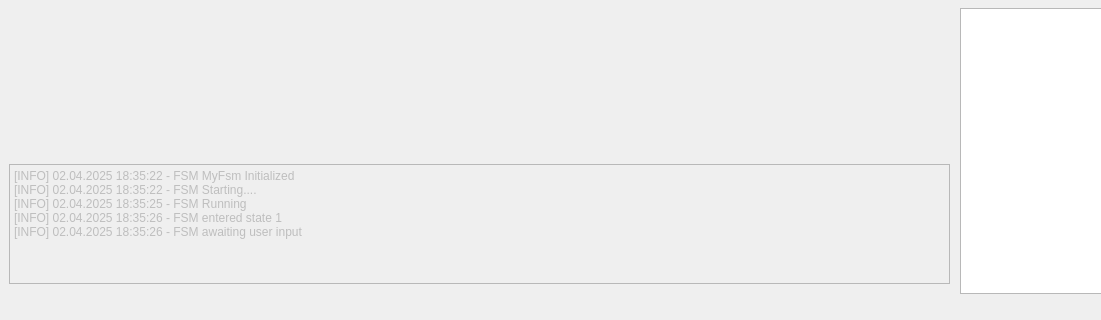
Before: the Qt Designer form src/mainwindow.ui in JosefAmbruz/ICP-projekt, drawn with Qt 5; both pictures show x 0 to 1101 and y 486 to 806 of the 1231 by 806 pixel window.
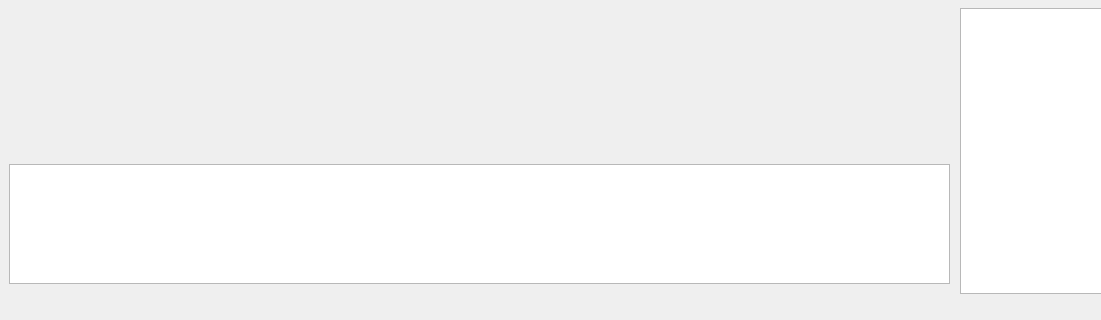
After: the same form once the commit is applied.

What changed in the file:
```diff
--- a/src/mainwindow.ui
+++ b/src/mainwindow.ui
@@ -250,7 +250,7 @@
      <item>
       <widget class="QTextEdit" name="textEdit_logOut">
        <property name="enabled">
-        <bool>false</bool>
+        <bool>true</bool>
        </property>
        <property name="sizePolicy">
         <sizepolicy hsizetype="MinimumExpanding" vsizetype="Minimum">
@@ -270,6 +270,9 @@
          <height>120</height>
         </size>
        </property>
+       <property name="readOnly">
+        <bool>true</bool>
+       </property>
        <property name="html">
         <string>&lt;!DOCTYPE HTML PUBLIC &quot;-//W3C//DTD HTML 4.0//EN&quot; &quot;http://www.w3.org/TR/REC-html40/strict.dtd&quot;&gt;
 &lt;html&gt;&lt;head&gt;&lt;meta name=&quot;qrichtext&quot; content=&quot;1&quot; /&gt;&lt;meta charset=&quot;utf-8&quot; /&gt;&lt;style type=&quot;text/css&quot;&gt;
@@ -277,8 +280,8 @@
 hr { height: 1px; border-width: 0; }
 li.unchecked::marker { content: &quot;\2610&quot;; }
 li.checked::marker { content: &quot;\2612&quot;; }
-&lt;/style&gt;&lt;/head&gt;&lt;body style=&quot; font-family:'Segoe UI'; font-size:9pt; font-weight:400; font-style:normal;&quot;&gt;
-&lt;p style=&quot; margin-top:0px; margin-bottom:0px; margin-left:0px; margin-right:0px; -qt-block-indent:0; text-indent:0px;&quot;&gt;[INFO] 02.04.2025 18:35:22 - FSM MyFsm Initialized&lt;br /&gt;[INFO] 02.04.2025 18:35:22 - FSM Starting....&lt;br /&gt;[INFO] 02.04.2025 18:35:25 - FSM Running&lt;br /&gt;[INFO] 02.04.2025 18:35:26 - FSM entered state 1&lt;br /&gt;[INFO] 02.04.2025 18:35:26 - FSM awaiting user input&lt;/p&gt;&lt;/body&gt;&lt;/html&gt;</string>
+&lt;/style&gt;&lt;/head&gt;&lt;body style=&quot; font-family:'Sans Serif'; font-size:9pt; font-weight:400; font-style:normal;&quot;&gt;
+&lt;p style=&quot;-qt-paragraph-type:empty; margin-top:0px; margin-bottom:0px; margin-left:0px; margin-right:0px; -qt-block-indent:0; text-indent:0px;&quot;&gt;&lt;br /&gt;&lt;/p&gt;&lt;/body&gt;&lt;/html&gt;</string>
        </property>
       </widget>
      </item>
```
Left out of the diff: 10 changed lines with no effect on the pictures.
